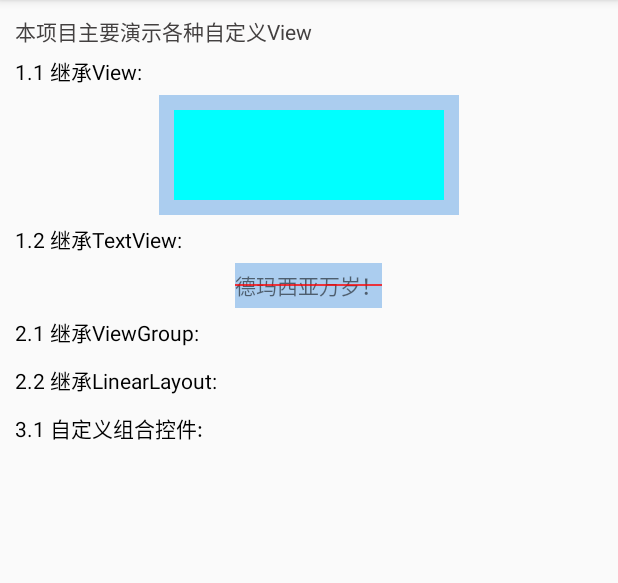
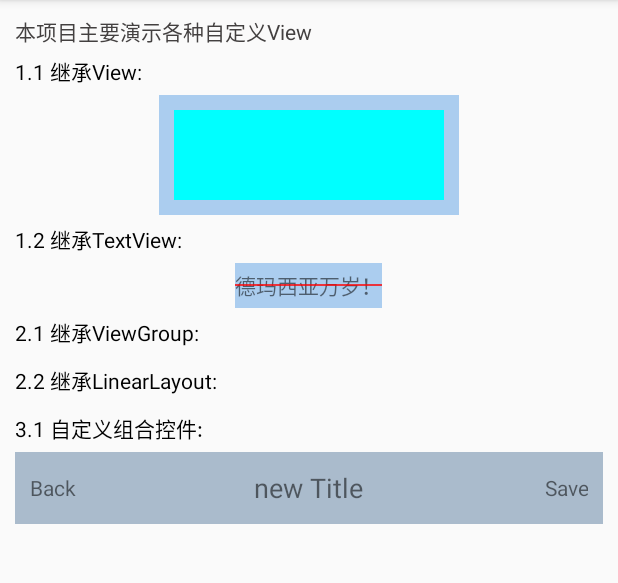
Before and after one commit to shaoshuai904/CustomView, an Android app: the screen it shows after launch (MainActivity), on a phone screen of 412 x 824 dp, the part 84-667 px from its top. Run offline under Robolectric (Android 15) with nearby library versions, the phone set to English and light mode, and no system bars.

Commit message:
add TitleBar.

```diff
--- a/app/src/main/java/com/maple/customview/MainActivity.java
+++ b/app/src/main/java/com/maple/customview/MainActivity.java
@@ -2,12 +2,30 @@ package com.maple.customview;
 
 import android.support.v7.app.AppCompatActivity;
 import android.os.Bundle;
+import android.view.View;
+import android.widget.Toast;
+
+import com.maple.customview.combineview.TitleBar;
 
 public class MainActivity extends AppCompatActivity {
+
 
     @Override
     protected void onCreate(Bundle savedInstanceState) {
         super.onCreate(savedInstanceState);
         setContentView(R.layout.activity_main);
+
+        initView();
+    }
+
+    private void initView() {
+        TitleBar tb_top_bar = findViewById(R.id.tb_top_bar);
+        tb_top_bar.setTitle("new Title");
+        tb_top_bar.setOnLeftButtonClickListener(new View.OnClickListener() {
+            @Override
+            public void onClick(View v) {
+                Toast.makeText(MainActivity.this, "back", Toast.LENGTH_SHORT).show();
+            }
+        });
     }
 }
--- /dev/null
+++ b/app/src/main/java/com/maple/customview/combineview/TitleBar.java
@@ -0,0 +1,61 @@
+package com.maple.customview.combineview;
+
+import android.content.Context;
+import android.util.AttributeSet;
+import android.view.LayoutInflater;
+import android.widget.RelativeLayout;
+import android.widget.TextView;
+
+import com.maple.customview.R;
+
+/**
+ * 自定义组合控件
+ *
+ * @author maple
+ * @time 2019/1/14
+ */
+public class TitleBar extends RelativeLayout {
+    private RelativeLayout rl_title_bar;
+    private TextView tv_left;
+    private TextView tv_title;
+    private TextView tv_right;
+
+    public TitleBar(Context context) {
+        super(context);
+        initView(context);
+    }
+
+    public TitleBar(Context context, AttributeSet attrs) {
+        super(context, attrs);
+        // 获取自定义属性值
+        initView(context);
+    }
+
+    public TitleBar(Context context, AttributeSet attrs, int defStyleAttr) {
+        super(context, attrs, defStyleAttr);
+        initView(context);
+    }
+
+    private void initView(Context context) {
+        LayoutInflater.from(context).inflate(R.layout.view_titile_bar, this, true);
+
+        rl_title_bar = findViewById(R.id.rl_title_bar);
+        tv_left = findViewById(R.id.tv_left);
+        tv_title = findViewById(R.id.tv_title);
+        tv_right = findViewById(R.id.tv_right);
+    }
+
+    // -------------------- public method --------------------------
+    public void setTitle(CharSequence title) {
+        tv_title.setText(title);
+    }
+
+    public void setOnLeftButtonClickListener(OnClickListener listener) {
+        tv_left.setOnClickListener(listener);
+    }
+
+    public void setOnRightButtonClickListener(OnClickListener listener) {
+        tv_right.setOnClickListener(listener);
+    }
+
+}
--- a/app/src/main/java/com/maple/customview/view/InvalidTextView.java
+++ b/app/src/main/java/com/maple/customview/view/InvalidTextView.java
@@ -9,6 +9,8 @@ import android.util.AttributeSet;
 import android.widget.TextView;
 
 /**
+ * 自定义View
+ *
  * @author maple
  * @time 2019/1/14
  */
--- a/app/src/main/res/layout/activity_main.xml
+++ b/app/src/main/res/layout/activity_main.xml
@@ -73,6 +73,11 @@
             android:text="3.1 自定义组合控件:"
             android:textColor="#000000" />
 
+        <com.maple.customview.combineview.TitleBar
+            android:id="@+id/tb_top_bar"
+            android:layout_width="match_parent"
+            android:layout_height="wrap_content" />
+
     </LinearLayout>
 
 </ScrollView>
--- /dev/null
+++ b/app/src/main/res/layout/view_titile_bar.xml
@@ -0,0 +1,35 @@
+<?xml version="1.0" encoding="utf-8"?>
+<RelativeLayout xmlns:android="http://schemas.android.com/apk/res/android"
+    android:id="@+id/rl_title_bar"
+    android:layout_width="match_parent"
+    android:layout_height="48dp"
+    android:background="#abc">
+
+    <TextView
+        android:id="@+id/tv_left"
+        android:layout_width="wrap_content"
+        android:layout_height="match_parent"
+        android:gravity="center"
+        android:padding="10dp"
+        android:text="Back" />
+
+    <TextView
+        android:id="@+id/tv_title"
+        android:layout_width="wrap_content"
+        android:layout_height="match_parent"
+        android:layout_centerInParent="true"
+        android:gravity="center"
+        android:padding="10dp"
+        android:text="Title"
+        android:textSize="18sp" />
+
+    <TextView
+        android:id="@+id/tv_right"
+        android:layout_width="wrap_content"
+        android:layout_height="match_parent"
+        android:layout_alignParentRight="true"
+        android:gravity="center"
+        android:padding="10dp"
+        android:text="Save" />
+
+</RelativeLayout>
```
